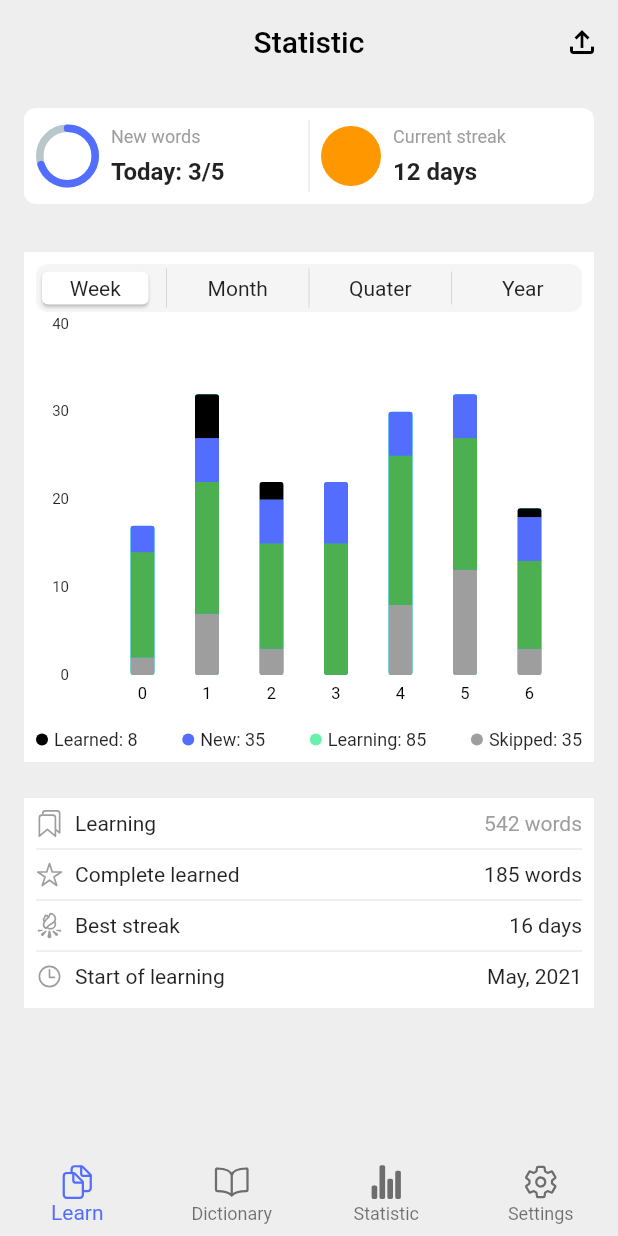
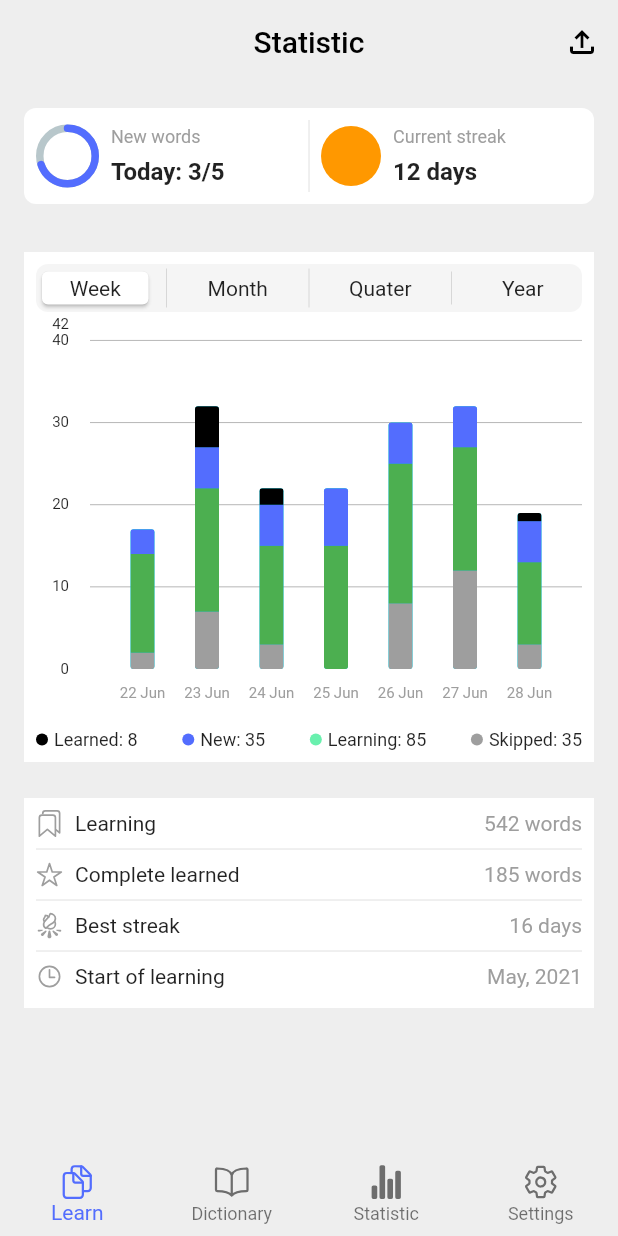
Before and after one commit to JAICHANGPARK/flutter_notebook_16th_story, a Flutter app: the screen it shows after launch, on a phone screen of 412 x 824 dp. Run offline on Flutter 3.47's test engine with Material 2 defaults, Android fonts, the phone set to English and light mode, and no system bars; drawn by our look-alikes of fl_chart, percent_indicator; our stand-ins replace animated_text_kit, badges, cached_network_image, equatable, flutter_bloc, flutter_riverpod and 7 more; missing offline and left inert: coolicons.

Commit message:
Update english_word_main_page.dart

```diff
--- a/lib/ep998_english_word_learning_app/src/ui/english_word_main_page.dart
+++ b/lib/ep998_english_word_learning_app/src/ui/english_word_main_page.dart
@@ -76,7 +76,7 @@ class _EwlMainPageState extends State<EwlMainPage> {
                     Expanded(
                         child: Row(
                       children: [
-                        CircleAvatar(
+                        const CircleAvatar(
                           backgroundColor: Colors.orange,
                         ),
                         Padding(
@@ -116,7 +116,7 @@ class _EwlMainPageState extends State<EwlMainPage> {
                   Container(
                     height: 32,
                     decoration: BoxDecoration(color: Colors.grey[100], borderRadius: BorderRadius.circular(8)),
-                    padding: EdgeInsets.symmetric(vertical: 1),
+                    padding: const EdgeInsets.symmetric(vertical: 1),
                     child: Row(
                       children: const [
                         Expanded(
@@ -156,7 +156,7 @@ class _EwlMainPageState extends State<EwlMainPage> {
                       child: Padding(
                     padding: const EdgeInsets.symmetric(vertical: 8),
                     child: BarChart(BarChartData(
-                        maxY: 40,
+                        maxY: 42,
                         minY: 0,
                         titlesData: FlTitlesData(
                             rightTitles: SideTitles(
@@ -169,14 +169,44 @@ class _EwlMainPageState extends State<EwlMainPage> {
                                 margin: 14,
                                 showTitles: true,
                                 interval: 10,
-                            getTextStyles: (context, value){
-                              return TextStyle(fontSize: 10);
+                                getTextStyles: (context, value) {
+                                  return const TextStyle(fontSize: 10);
                                 },
-                            getTitles: (value){
+                                getTitles: (value) {
                                   return value.toInt().toString();
+                                }),
+                            bottomTitles: SideTitles(
+                                showTitles: true,
+                                margin: 10,
+                                getTextStyles: (context, value) {
+                                  return const TextStyle(
+                                    fontSize: 10,
+                                    color: Colors.grey,
+                                  );
+                                },
+                                getTitles: (value) {
+                                  int v = value.toInt();
+                                  switch (v) {
+                                    case 0:
+                                      return "22 Jun";
+                                    case 1:
+                                      return "23 Jun";
+                                    case 2:
+                                      return "24 Jun";
+                                    case 3:
+                                      return "25 Jun";
+                                    case 4:
+                                      return "26 Jun";
+                                    case 5:
+                                      return "27 Jun";
+                                    case 6:
+                                      return "28 Jun";
+                                    default:
+                                      return "";
                                   }
-
-                          )
+                                })),
+                        gridData: FlGridData(
+                          drawVerticalLine: false,
                         ),
                         axisTitleData: FlAxisTitleData(
                             rightTitle: AxisTitle(
@@ -299,7 +329,7 @@ class _EwlMainPageState extends State<EwlMainPage> {
               decoration: const BoxDecoration(
                 color: Colors.white,
               ),
-              padding: EdgeInsets.all(8),
+              padding: const EdgeInsets.all(8),
               child: ListView(
                 children: [
                   Row(
@@ -320,7 +350,7 @@ class _EwlMainPageState extends State<EwlMainPage> {
                       )
                     ],
                   ),
-                  Divider(),
+                  const Divider(),
                   Row(
                     children: const [
                       Icon(
@@ -333,10 +363,13 @@ class _EwlMainPageState extends State<EwlMainPage> {
                       ),
                       Text("Complete learned"),
                       Spacer(),
-                      Text("185 words")
+                      Text(
+                        "185 words",
+                        style: TextStyle(color: Colors.grey),
+                      )
                     ],
                   ),
-                  Divider(),
+                  const Divider(),
                   Row(
                     children: const [
                       Icon(
@@ -349,10 +382,13 @@ class _EwlMainPageState extends State<EwlMainPage> {
                       ),
                       Text("Best streak"),
                       Spacer(),
-                      Text("16 days")
+                      Text(
+                        "16 days",
+                        style: TextStyle(color: Colors.grey),
+                      )
                     ],
                   ),
-                  Divider(),
+                  const Divider(),
                   Row(
                     children: const [
                       Icon(
@@ -365,10 +401,13 @@ class _EwlMainPageState extends State<EwlMainPage> {
                       ),
                       Text("Start of learning"),
                       Spacer(),
-                      Text("May, 2021")
+                      Text(
+                        "May, 2021",
+                        style: TextStyle(color: Colors.grey),
+                      )
                     ],
                   ),
-                  Divider(),
+                  const Divider(),
                 ],
               ),
             ),
```
Lines whose indentation alone changed are shown as unchanged.
